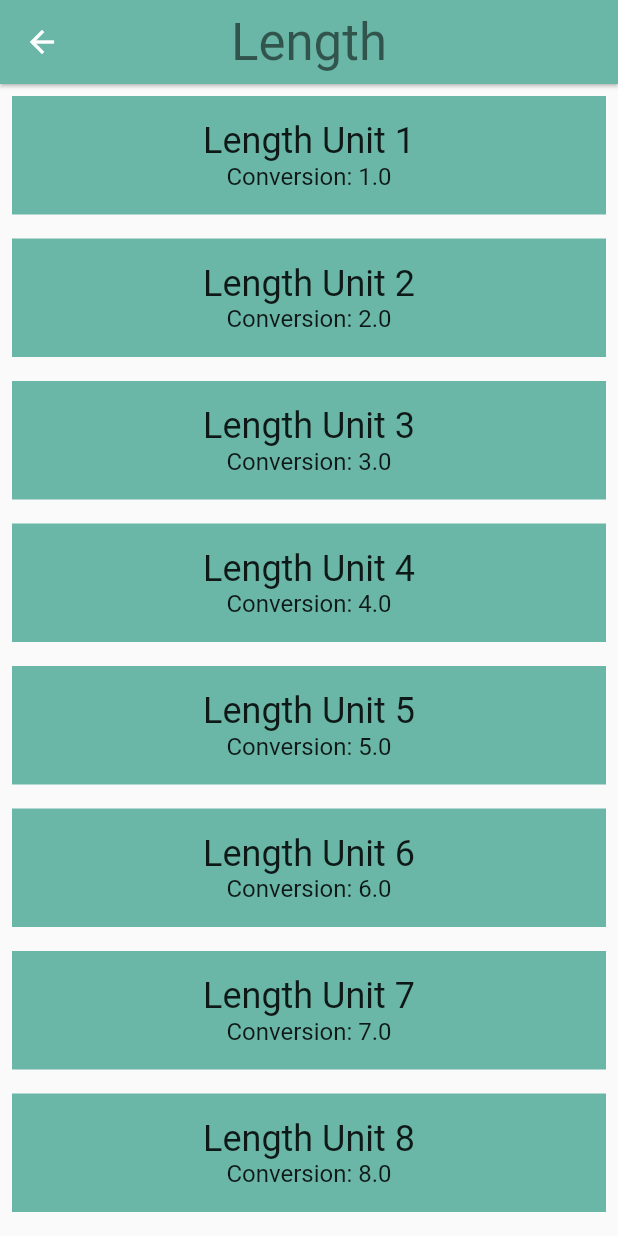
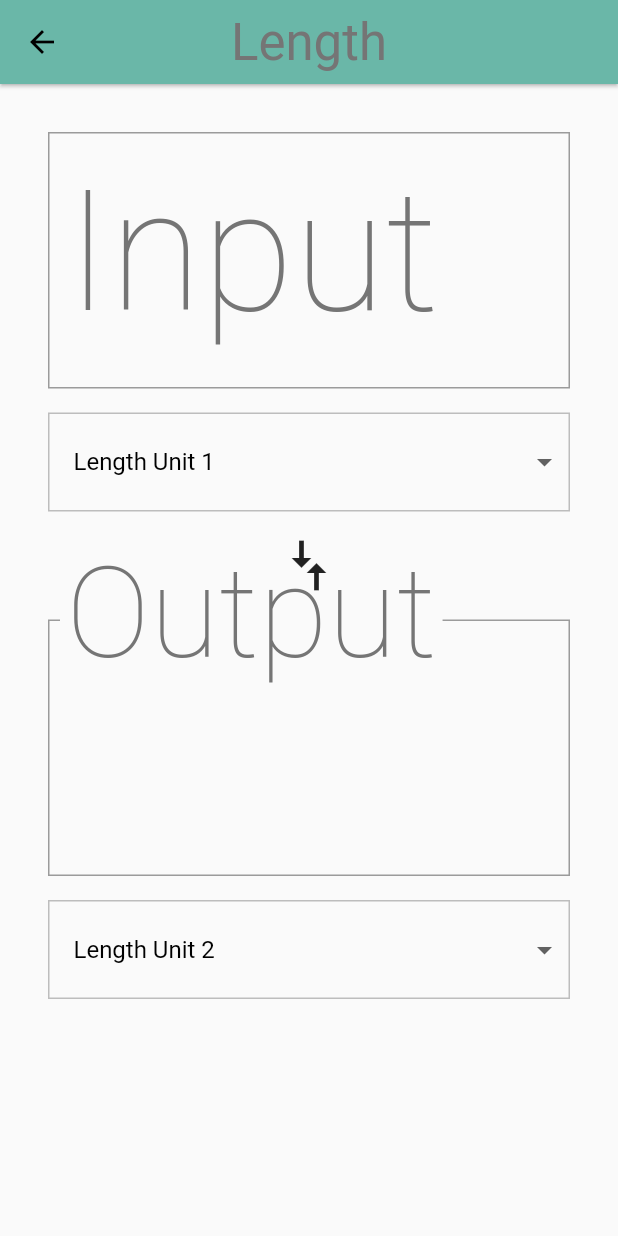
Before and after one commit to takayan40/hello_rectangle, a Flutter app: the screen it shows after launch, after a tap on "Length", on a phone screen of 412 x 824 dp. Run offline on Flutter 3.47's test engine with Material 2 defaults, Android fonts, the phone set to English and light mode, and no system bars.

Commit message:
input_06

```diff
--- a/input/lib/category.dart
+++ b/input/lib/category.dart
@@ -5,7 +5,6 @@
 // To keep your imports tidy, follow the ordering guidelines at
 // https://www.dartlang.org/guides/language/effective-dart/style#ordering
 import 'package:flutter/material.dart';
-// @required is defined in the meta.dart package
 import 'package:meta/meta.dart';
 
 import 'converter_route.dart';
@@ -86,9 +85,8 @@ class Category extends StatelessWidget {
         height: _rowHeight,
         child: InkWell(
           borderRadius: _borderRadius,
-          // TODO: Use the highlight and splash colors from the ColorSwatch
-          highlightColor: color,
-          splashColor: color,
+          highlightColor: color['highlight'],
+          splashColor: color['splash'],
           // We can use either the () => function() or the () { function(); }
           // syntax.
           onTap: () => _navigateToConverter(context),
--- a/input/lib/converter_route.dart
+++ b/input/lib/converter_route.dart
@@ -33,12 +33,45 @@ class ConverterRoute extends StatefulWidget {
 }
 
 class _ConverterRouteState extends State<ConverterRoute> {
-  // TODO: Set some variables, such as for keeping track of the user's input
   // value and units
+  Unit _fromValue;
+  Unit _toValue;
+  double _inputValue;
+  String _convertedValue = "";
+  List<DropdownMenuItem> _unitMenuItems;
+  bool _showValidationError = false;
 
-  // TODO: Determine whether you need to override anything, such as initState()
+  @override
+  void initState() {
+    super.initState();
+    _createDropdownMenuItems();
+    _setDefaults();
+  }
 
-  // TODO: Add other helper functions. We've given you one, _format()
+  void _createDropdownMenuItems() {
+    var newItems = <DropdownMenuItem>[];
+    for (var unit in widget.units) {
+      newItems.add(DropdownMenuItem(
+        value: unit.name,
+        child: Container(
+          child: Text(
+            unit.name,
+            softWrap: true,
+          ),
+        ),
+      ));
+    }
+    setState(() {
+      _unitMenuItems = newItems;
+    });
+  }
+
+  void _setDefaults() {
+    setState(() {
+      _fromValue = widget.units[0];
+      _toValue = widget.units[1];
+    });
+  }
 
   /// Clean up conversion; trim trailing zeros, e.g. 5.500 -> 5.5, 10.0 -> 10
   String _format(double conversion) {
@@ -58,39 +91,153 @@ class _ConverterRouteState extends State<ConverterRoute> {
 
   @override
   Widget build(BuildContext context) {
-    // TODO: Create the 'input' group of widgets. This is a Column that
-    // includes the input value, and 'from' unit [Dropdown].
+    final input = Padding(
+      padding: _padding,
+      child: Column(
+        crossAxisAlignment: CrossAxisAlignment.stretch,
+        children: [
+          TextField(
+            style: Theme.of(context).textTheme.headline1,
+            decoration: InputDecoration(
+              labelStyle: Theme.of(context).textTheme.headline1,
+              errorText: _showValidationError ? 'Invalid number entered' : null,
+              labelText: 'Input',
+              border: OutlineInputBorder(
+                borderRadius: BorderRadius.circular(0.0),
+              ),
+            ),
+            keyboardType: TextInputType.number,
+            onChanged: _updateInputValue,
+          ),
+          _createDropdown(_fromValue.name, _updateFromConversion),
+        ],
+      ),
+    );
 
-    // TODO: Create a compare arrows icon.
+    final arrows = RotatedBox(
+      quarterTurns: 1,
+      child: Icon(
+        Icons.compare_arrows,
+        size: 40.0,
+      ),
+    );
 
-    // TODO: Create the 'output' group of widgets. This is a Column that
-    // includes the output value, and 'to' unit [Dropdown].
+    final output = Padding(
+      padding: _padding,
+      child: Column(
+        crossAxisAlignment: CrossAxisAlignment.stretch,
+        children: [
+          InputDecorator(
+            child: Text(
+              _convertedValue,
+              style: Theme.of(context).textTheme.headline1,
+            ),
+            decoration: InputDecoration(
+              labelText: 'Output',
+              labelStyle: Theme.of(context).textTheme.headline1,
+              border: OutlineInputBorder(
+                borderRadius: BorderRadius.circular(0.0),
+              ),
+            ),
+          ),
+          _createDropdown(_toValue.name, _updateToConversion),
+        ],
+      ),
+    );
 
-    // TODO: Return the input, arrows, and output widgets, wrapped in a Column.
-
-    // TODO: Delete the below placeholder code.
-    final unitWidgets = widget.units.map((Unit unit) {
-      return Container(
-        color: widget.color,
-        margin: EdgeInsets.all(8.0),
-        padding: EdgeInsets.all(16.0),
-        child: Column(
-          children: <Widget>[
-            Text(
-              unit.name,
-              style: Theme.of(context).textTheme.headline,
-            ),
-            Text(
-              'Conversion: ${unit.conversion}',
-              style: Theme.of(context).textTheme.subhead,
-            ),
-          ],
-        ),
-      );
-    }).toList();
-
-    return ListView(
-      children: unitWidgets,
+    final converter = Column(
+      crossAxisAlignment: CrossAxisAlignment.stretch,
+      children: [
+        input,
+        arrows,
+        output,
+      ],
+    );
+    return Padding(
+      padding: _padding,
+      child: converter,
     );
   }
+
+  void _updateInputValue(String input) {
+    setState(() {
+      if (input == null || input.isEmpty) {
+        _convertedValue = '';
+      } else {
+        try {
+          final inputDouble = double.parse(input);
+          _showValidationError = false;
+          _inputValue = inputDouble;
+          _updateConversion();
+        } on Exception catch (e) {
+          print('Error: $e');
+          _showValidationError = true;
+        }
+      }
+    });
+  }
+
+  Widget _createDropdown(String currentValue, ValueChanged<dynamic> onChanged) {
+    return Container(
+      margin: EdgeInsets.only(top: 16.0),
+      decoration: BoxDecoration(
+        color: Colors.grey[50],
+        border: Border.all(
+          color: Colors.grey[400],
+          width: 1.0,
+        ),
+      ),
+      padding: EdgeInsets.symmetric(vertical: 8.0),
+      child: Theme(
+        data: Theme.of(context).copyWith(
+          canvasColor: Colors.grey[50],
+        ),
+        child: DropdownButtonHideUnderline(
+          child: ButtonTheme(
+            alignedDropdown: true,
+            child: DropdownButton(
+              value: currentValue,
+              items: _unitMenuItems,
+              onChanged: onChanged,
+              style: Theme.of(context).textTheme.subtitle1,
+            ),
+          ),
+        ),
+      ),
+    );
+  }
+
+  void _updateFromConversion(dynamic unitName) {
+    setState(() {
+      _fromValue = _getUnit(unitName);
+    });
+    if (_inputValue != null) {
+      _updateConversion();
+    }
+  }
+
+  void _updateConversion() {
+    setState(() {
+      _convertedValue =
+          _format(_inputValue * (_toValue.conversion / _fromValue.conversion));
+    });
+  }
+
+  Unit _getUnit(String unitName) {
+    return widget.units.firstWhere(
+      (Unit unit) {
+        return unit.name == unitName;
+      },
+      orElse: null,
+    );
+  }
+
+  void _updateToConversion(dynamic unitName) {
+    setState(() {
+      _toValue = _getUnit(unitName);
+    });
+    if (_inputValue != null) {
+      _updateConversion();
+    }
+  }
 }
--- a/input/lib/main.dart
+++ b/input/lib/main.dart
@@ -5,9 +5,6 @@
 // You can read about packages here: https://flutter.io/using-packages/
 import 'package:flutter/material.dart';
 
-// You can use a relative import, i.e. `import 'category_route.dart;'` or
-// a package import, as shown below.
-// More details at http://dart-lang.github.io/linter/lints/avoid_relative_lib_imports.html
 import 'category_route.dart';
 
 /// The function that is called when main.dart is run.
@@ -26,6 +23,14 @@ class UnitConverterApp extends StatelessWidget {
       debugShowCheckedModeBanner: false,
       title: 'Unit Converter',
       // TODO: Fill out the theme parameter
+      theme: ThemeData(
+        textTheme: Theme.of(context).textTheme.apply(
+              bodyColor: Colors.black,
+              displayColor: Colors.grey[600],
+            ),
+        primaryColor: Colors.grey[500],
+        textSelectionHandleColor: Colors.green[500],
+      ),
       home: CategoryRoute(),
     );
   }
```
